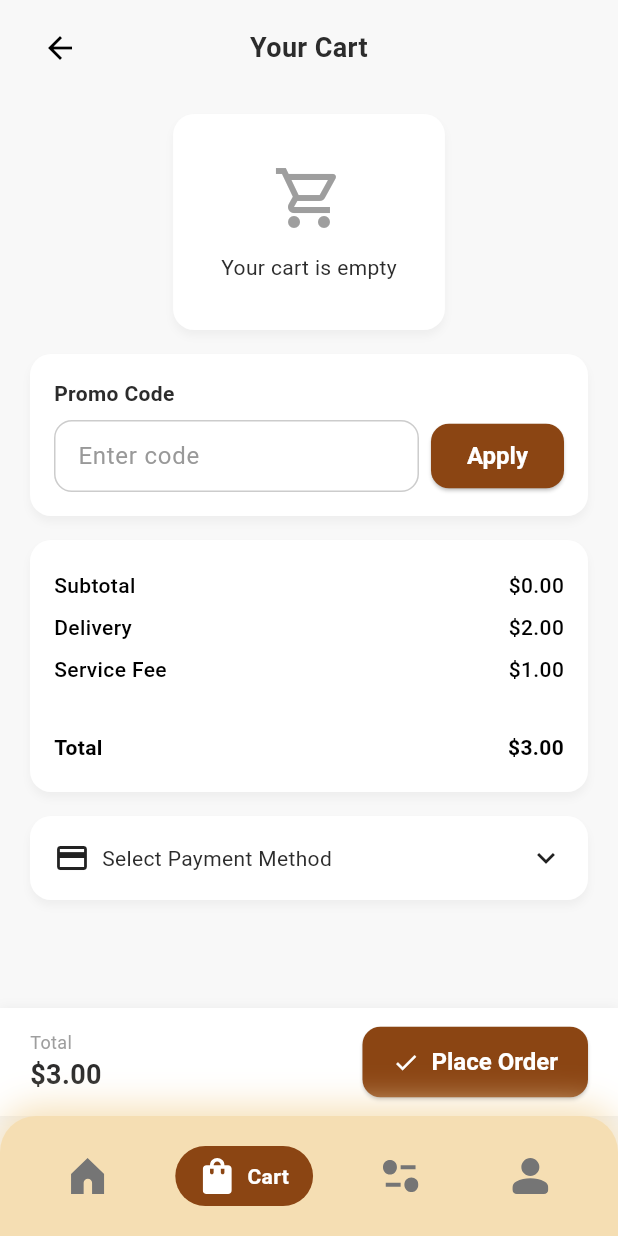
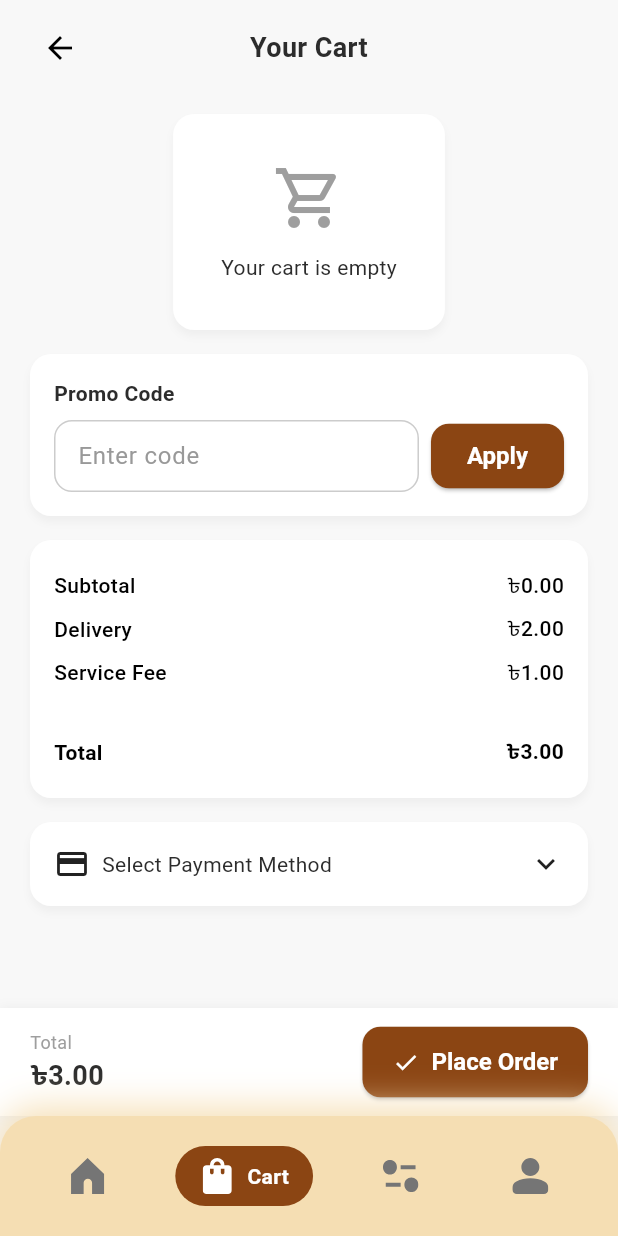
Before and after one commit to 0Jahid/brew_cart, a Flutter app: the screen it shows once a user with an empty profile is signed in, item 2 of the bottom bar chosen, on a phone screen of 412 x 824 dp. Run offline on Flutter 3.47's test engine with Material 3 defaults, Android fonts, the phone set to English and light mode, and no system bars; our stand-ins replace cloud_firestore, equatable, firebase_auth, firebase_core, flutter_svg, go_router; missing offline and left inert: flutter_stripe; accounts and stored records are empty; network calls fail.

Commit message:
updated OrdersTab

```diff
--- a/lib/features/coffee_shop/presentation/tabs/orders_tab.dart
+++ b/lib/features/coffee_shop/presentation/tabs/orders_tab.dart
@@ -272,7 +272,9 @@ class _OrdersTabState extends State<OrdersTab> {
                     // Find the payment method that matches the selected name
                     final methods = PaymentMethod.getAvailablePaymentMethods();
                     selectedPaymentMethod = methods.firstWhere(
-                      (method) => method.name.contains(v!) || v.toLowerCase() == method.type,
+                      (method) =>
+                          method.name.contains(v!) ||
+                          v.toLowerCase() == method.type,
                       orElse: () => methods.first,
                     );
                   });
@@ -385,7 +387,7 @@ class _OrdersTabState extends State<OrdersTab> {
                   ),
                   _qtyBtn(index, 1),
                   const SizedBox(width: 8),
-                  Text('\$${it.totalPrice.toStringAsFixed(2)}'),
+                  Text('৳${it.totalPrice.toStringAsFixed(2)}'),
                 ],
               ),
             ),
@@ -464,7 +466,7 @@ class _OrdersTabState extends State<OrdersTab> {
                 ),
                 const SizedBox(width: 6),
                 Text(
-                  'Applied $appliedPromoCode (-\$${promoDiscount.toStringAsFixed(2)})',
+                  'Applied $appliedPromoCode (-৳${promoDiscount.toStringAsFixed(2)})',
                 ),
                 IconButton(
                   icon: const Icon(Icons.close, size: 18),
@@ -546,7 +548,7 @@ class _OrdersTabState extends State<OrdersTab> {
                     style: TextStyle(fontSize: 12, color: Colors.grey),
                   ),
                   Text(
-                    '\$${total.toStringAsFixed(2)}',
+                    '৳${total.toStringAsFixed(2)}',
                     style: const TextStyle(
                       fontSize: 18,
                       fontWeight: FontWeight.w700,
@@ -609,7 +611,7 @@ class _OrdersTabState extends State<OrdersTab> {
         children: [
           Text(label, style: style),
           Text(
-            '${value < 0 ? '-' : ''}\$${value.abs().toStringAsFixed(2)}',
+            '${value < 0 ? '-' : ''}৳${value.abs().toStringAsFixed(2)}',
             style: style,
           ),
         ],
```
Also changed, not shown: lib/core/services/stripe_service.dart (+9 -11 lines).
